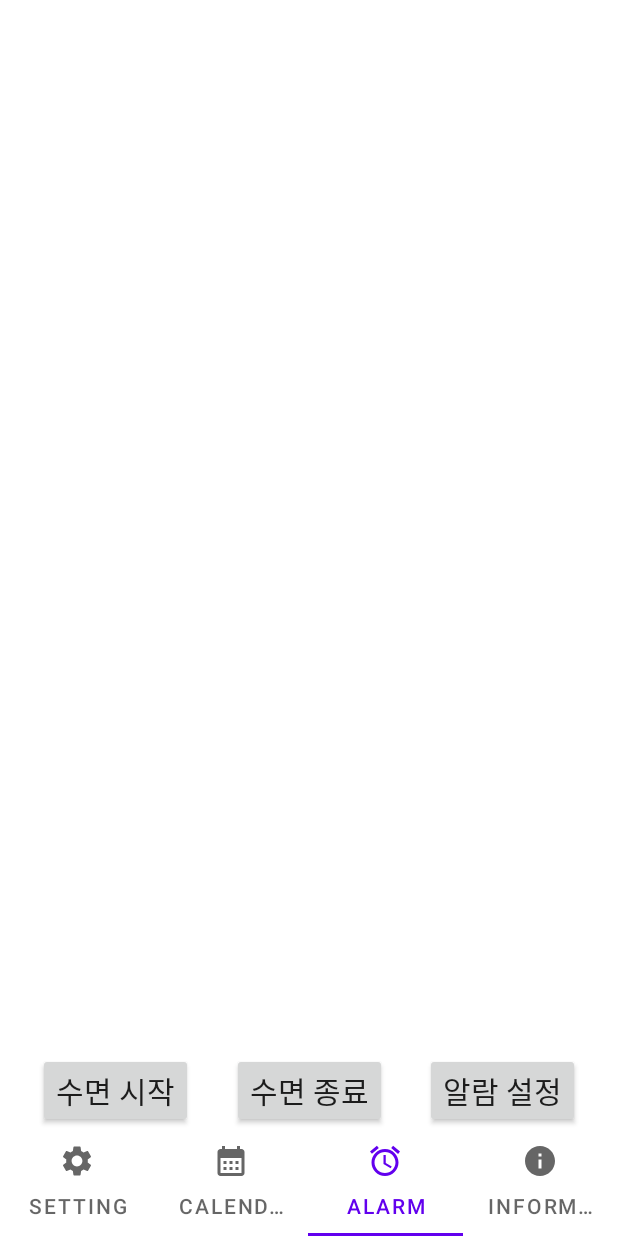
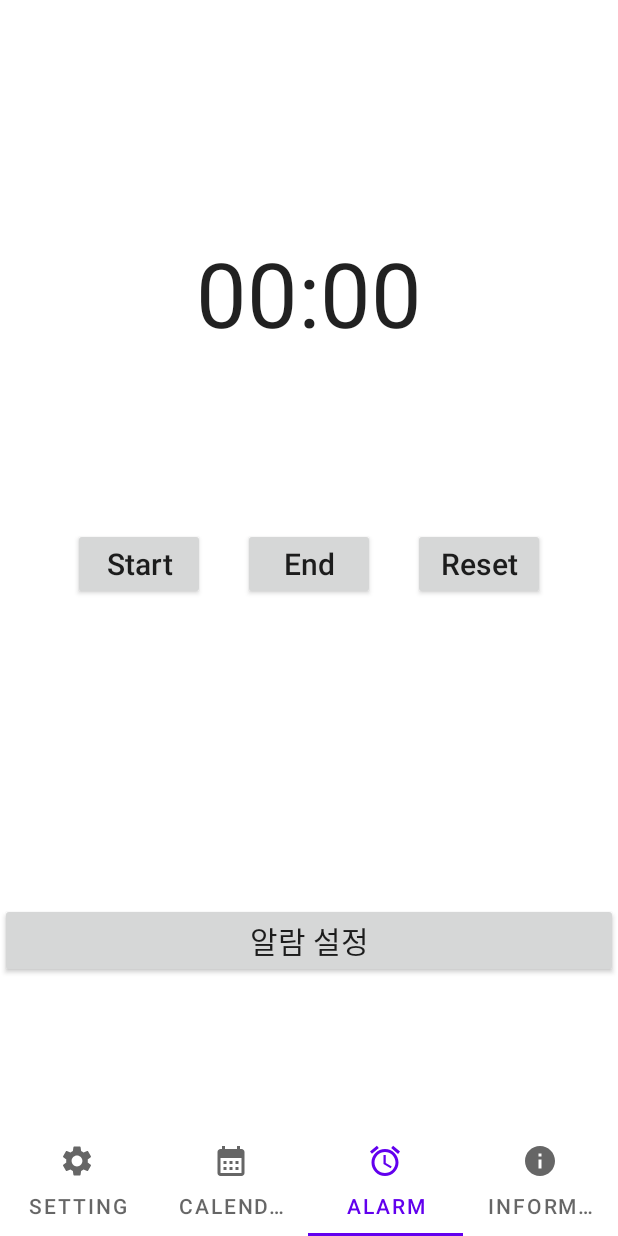
Before and after one commit to SW0929/Smart_Mask_Project, an Android app: the screen it shows after launch (MainActivity), item 3 of the bottom bar chosen, on a phone screen of 412 x 824 dp. Run offline under Robolectric (Android 15) with nearby library versions, the phone set to English and light mode, and no system bars.

Commit message:
22/05/23_01

```diff
--- a/app/src/main/java/com/bliss/csc/smart_mask_sw9909/fragment/AlarmFragment.kt
+++ b/app/src/main/java/com/bliss/csc/smart_mask_sw9909/fragment/AlarmFragment.kt
@@ -1,21 +1,68 @@
 package com.bliss.csc.smart_mask_sw9909.fragment
 
 import android.os.Bundle
+import android.os.Handler
+import android.os.SystemClock
 import android.view.LayoutInflater
 import android.view.View
 import android.view.ViewGroup
 import androidx.fragment.app.Fragment
-import com.bliss.csc.smart_mask_sw9909.R
 import com.bliss.csc.smart_mask_sw9909.databinding.AlarmFragmentBinding
+import java.text.SimpleDateFormat
+import java.util.*
 
 class AlarmFragment: Fragment() {
     lateinit var binding: AlarmFragmentBinding
+
+    var pauseTime = 0L
+
+    //mNow, mDate, mFormat 은 현재 시간을 구하기 위한 변수수
+   var mNow: Long = 0
+    var mDate: Date? = null
+    var mFormat = SimpleDateFormat("yyyy-MM-dd hh:mm:ss")
+
     override fun onCreateView(
         inflater: LayoutInflater,
         container: ViewGroup?,
         savedInstanceState: Bundle?
     ): View? {
         binding = AlarmFragmentBinding.inflate(inflater, container, false)
+
+
+
+        //수면 시작 버튼을 누르면 stopWatch 처럼 시간 증가(총 수면 시간을 구할 수 있음)
+        binding.sleepStartButton.setOnClickListener {
+            binding.chronometer.base = SystemClock.elapsedRealtime() + pauseTime
+            binding.chronometer.start()
+            binding.sleepStartTimeTextView.text = getTime()
+        }
+
+        //수면 종료
+        binding.sleepEndButton.setOnClickListener {
+
+            pauseTime = binding.chronometer.base - SystemClock.elapsedRealtime()
+            binding.sleepEndTimeTextView.text = getTime()
+            binding.chronometer.stop()
+        }
+
+
+        //초기화
+        binding.sleepResetButton.setOnClickListener {
+
+            pauseTime = 0L
+            binding.chronometer.base = SystemClock.elapsedRealtime()
+            binding.chronometer.stop()
+        }
+
+
+
         return binding.root
     }
+    //현재 시간
+    private fun getTime(): String? {
+        mNow = System.currentTimeMillis()
+        mDate = Date(mNow)
+        return mFormat.format(mDate)
+    }
+
 }
--- a/app/src/main/res/layout/alarm_fragment.xml
+++ b/app/src/main/res/layout/alarm_fragment.xml
@@ -1,47 +1,94 @@
 <?xml version="1.0" encoding="utf-8"?>
 <androidx.constraintlayout.widget.ConstraintLayout xmlns:android="http://schemas.android.com/apk/res/android"
+    xmlns:app="http://schemas.android.com/apk/res-auto"
+    xmlns:tools="http://schemas.android.com/tools"
     android:layout_width="match_parent"
     android:layout_height="match_parent"
-    xmlns:app="http://schemas.android.com/apk/res-auto"
     android:orientation="horizontal">
 
+    <TextView
+        android:id="@+id/sleepStartTimeTextView"
+        android:layout_width="wrap_content"
+        android:layout_height="wrap_content"
+        android:textSize="20sp"
+        app:layout_constraintBottom_toTopOf="@id/sleepEndTimeTextView"
+        app:layout_constraintLeft_toLeftOf="parent"
+        app:layout_constraintRight_toRightOf="parent"
+        tools:text="12345" />
 
     <TextView
-        android:id="@+id/sleepTimeTextView"
+        android:id="@+id/sleepEndTimeTextView"
         android:layout_width="wrap_content"
+        android:layout_height="wrap_content"
+        android:textSize="20sp"
+        app:layout_constraintBottom_toTopOf="@id/chronometer"
         app:layout_constraintLeft_toLeftOf="parent"
         app:layout_constraintRight_toRightOf="parent"
+        tools:text="12345" />
+
+
+    <Chronometer
+        android:id="@+id/chronometer"
+        android:layout_width="wrap_content"
+        android:layout_height="wrap_content"
+        android:layout_marginTop="100dp"
+        android:textSize="60sp"
+        app:layout_constraintLeft_toLeftOf="parent"
+        app:layout_constraintRight_toRightOf="parent"
+        app:layout_constraintTop_toBottomOf="@id/sleepEndTimeTextView" />
+
+    <LinearLayout
+        android:id="@+id/sleepLinearLayout"
+        android:gravity="center"
+        android:orientation="horizontal"
         app:layout_constraintTop_toTopOf="parent"
-        android:layout_height="wrap_content"/>
+        app:layout_constraintLeft_toLeftOf="parent"
+        app:layout_constraintRight_toRightOf="parent"
+        app:layout_constraintBottom_toBottomOf="parent"
+        android:layout_width="match_parent"
+        android:layout_height="wrap_content">
 
         <androidx.appcompat.widget.AppCompatButton
             android:id="@+id/sleepStartButton"
-        app:layout_constraintRight_toLeftOf="@id/endStartButton"
-        app:layout_constraintBottom_toBottomOf="parent"
-        app:layout_constraintLeft_toLeftOf="parent"
             android:layout_width="wrap_content"
             android:layout_height="wrap_content"
-        android:text="수면 시작"
+            android:text="Start"
+            android:textAllCaps="false"
             android:textSize="20sp" />
 
         <androidx.appcompat.widget.AppCompatButton
-        android:id="@+id/endStartButton"
-        app:layout_constraintBottom_toBottomOf="parent"
-        app:layout_constraintLeft_toRightOf="@id/sleepStartButton"
-        app:layout_constraintRight_toLeftOf="@id/alarmStartButton"
+            android:id="@+id/sleepEndButton"
             android:layout_width="wrap_content"
             android:layout_height="wrap_content"
-        android:text="수면 종료"
+            android:text="End"
+            android:layout_marginLeft="25dp"
+            android:textAllCaps="false"
             android:textSize="20sp" />
 
         <androidx.appcompat.widget.AppCompatButton
-        android:id="@+id/alarmStartButton"
-        app:layout_constraintBottom_toBottomOf="parent"
-        app:layout_constraintLeft_toRightOf="@id/endStartButton"
-        app:layout_constraintRight_toRightOf="parent"
+            android:id="@+id/sleepResetButton"
+            android:textAllCaps="false"
             android:layout_width="wrap_content"
             android:layout_height="wrap_content"
+            android:layout_marginLeft="25dp"
+            android:text="Reset"
+            android:textSize="20sp"
+            />
+
+
+
+    </LinearLayout>
+
+
+    <androidx.appcompat.widget.AppCompatButton
+        android:id="@+id/alarmStartButton"
+        android:layout_width="0dp"
+        android:layout_height="wrap_content"
         android:text="알람 설정"
-        android:textSize="20sp" />
+        android:layout_marginBottom="100dp"
+        android:textSize="20sp"
+        app:layout_constraintLeft_toLeftOf="parent"
+        app:layout_constraintRight_toRightOf="parent"
+        app:layout_constraintBottom_toBottomOf="parent"/>
 
 </androidx.constraintlayout.widget.ConstraintLayout>
```
Lines whose indentation alone changed are shown as unchanged.
